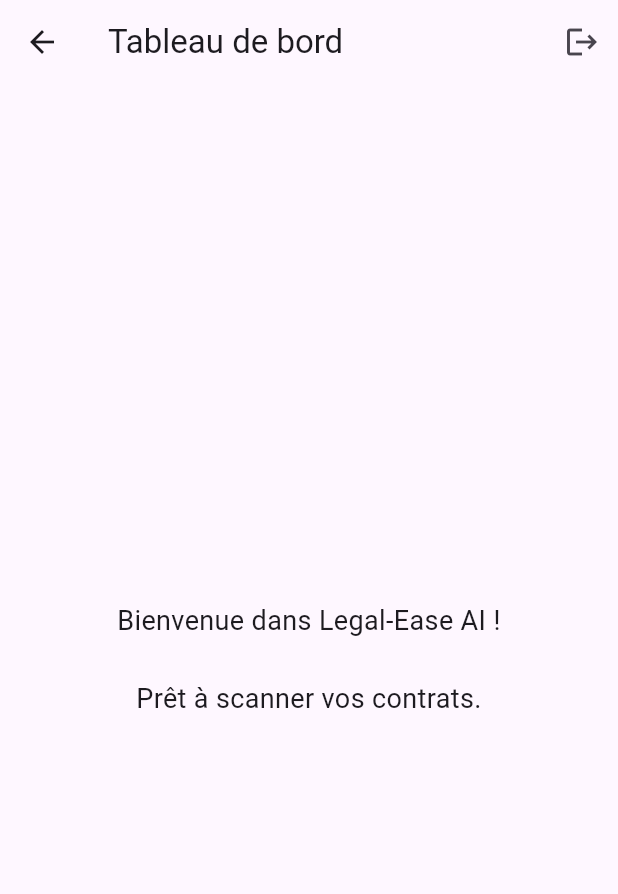
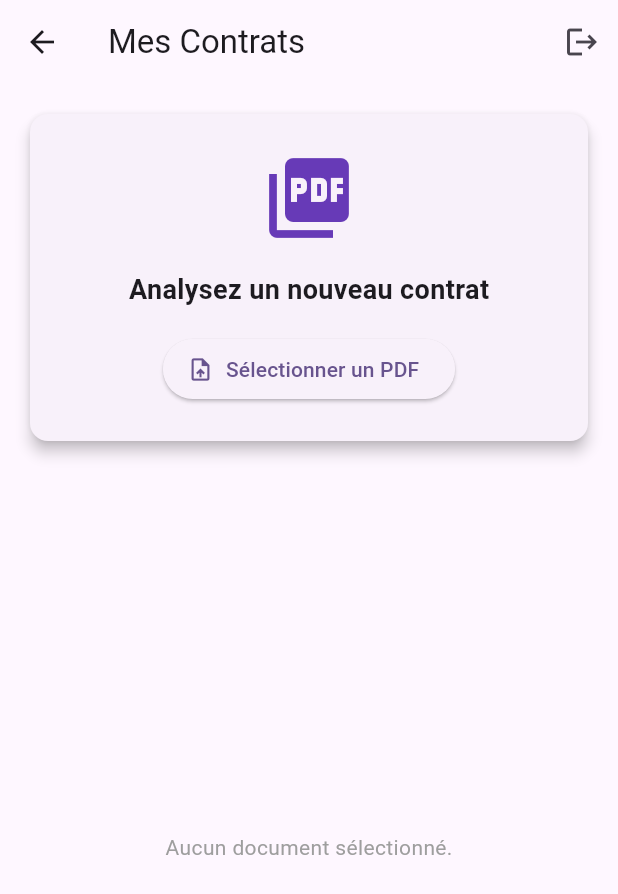
Before and after one commit to Skander643/legal_ease_ai_v1, a Flutter app: the HomeScreen screen opened directly, on a phone screen of 412 x 824 dp. Shown: the top 894 px of the screen. Run offline on Flutter 3.47's test engine with Material 3 defaults, Android fonts, the phone set to English and light mode, and no system bars; our stand-ins replace file_picker, flutter_riverpod; missing offline and left inert: syncfusion_flutter_pdf.

Commit message:
feat: complete phase 3 - implement pdf picker, local storage, and text extraction with riverpod

```diff
--- a/lib/features/scan/presentation/home_screen.dart
+++ b/lib/features/scan/presentation/home_screen.dart
@@ -1,34 +1,120 @@
 import 'package:flutter/material.dart';
 import 'package:flutter_riverpod/flutter_riverpod.dart';
 import '../../auth/providers/auth_provider.dart';
+import '../providers/scan_provider.dart';
 
 class HomeScreen extends ConsumerWidget {
   const HomeScreen({super.key});
 
   @override
   Widget build(BuildContext context, WidgetRef ref) {
+    // Watch the scan state
+    final scanState = ref.watch(scanProvider);
+
+    // Listen for errors to show a SnackBar
+    ref.listen<ScanState>(scanProvider, (previous, next) {
+      if (next.error != null) {
+        ScaffoldMessenger.of(context).showSnackBar(
+          SnackBar(content: Text(next.error!), backgroundColor: Colors.red),
+        );
+      }
+    });
+
     return Scaffold(
       appBar: AppBar(
-        title: const Text('Tableau de bord'),
+        title: const Text('Mes Contrats'),
         actions: [
           IconButton(
             icon: const Icon(Icons.logout),
-            onPressed: () {
-              // Trigger the logout function
-              ref.read(authProvider.notifier).logoutMock();
-              ScaffoldMessenger.of(context).showSnackBar(
-                const SnackBar(content: Text('Déconnexion réussie')),
-              );
-            },
+            onPressed: () => ref.read(authProvider.notifier).logoutMock(),
             tooltip: 'Se déconnecter',
           ),
         ],
       ),
-      body: const Center(
-        child: Text(
-          'Bienvenue dans Legal-Ease AI !\n\nPrêt à scanner vos contrats.',
-          textAlign: TextAlign.center,
-          style: TextStyle(fontSize: 18),
+      body: Padding(
+        padding: const EdgeInsets.all(16.0),
+        child: Column(
+          crossAxisAlignment: CrossAxisAlignment.stretch,
+          children: [
+            // Upload Card
+            Card(
+              elevation: 4,
+              child: Padding(
+                padding: const EdgeInsets.all(24.0),
+                child: Column(
+                  children: [
+                    const Icon(Icons.picture_as_pdf, size: 64, color: Colors.deepPurple),
+                    const SizedBox(height: 16),
+                    const Text(
+                      'Analysez un nouveau contrat',
+                      style: TextStyle(fontSize: 18, fontWeight: FontWeight.bold),
+                    ),
+                    const SizedBox(height: 16),
+                    scanState.isLoading
+                        ? const CircularProgressIndicator()
+                        : ElevatedButton.icon(
+                            onPressed: () => ref.read(scanProvider.notifier).pickAndProcessPdf(),
+                            icon: const Icon(Icons.upload_file),
+                            label: const Text('Sélectionner un PDF'),
+                          ),
+                  ],
+                ),
+              ),
+            ),
+
+            const SizedBox(height: 24),
+
+            // Results Area
+            if (scanState.selectedFile != null) ...[
+              Row(
+                mainAxisAlignment: MainAxisAlignment.spaceBetween,
+                children: [
+                  const Text('Fichier sélectionné :', style: TextStyle(fontWeight: FontWeight.bold)),
+                  IconButton(
+                    icon: const Icon(Icons.clear, color: Colors.red),
+                    onPressed: () => ref.read(scanProvider.notifier).clearSelection(),
+                  )
+                ],
+              ),
+              Text(scanState.selectedFile!.path.split('/').last), // Show filename
+              const SizedBox(height: 16),
+              const Text('Texte extrait (Aperçu) :', style: TextStyle(fontWeight: FontWeight.bold)),
+              const SizedBox(height: 8),
+              Expanded(
+                child: Container(
+                  padding: const EdgeInsets.all(12),
+                  decoration: BoxDecoration(
+                    color: Theme.of(context).colorScheme.surfaceVariant,
+                    borderRadius: BorderRadius.circular(8),
+                  ),
+                  child: SingleChildScrollView(
+                    // Show only the first 500 characters so it doesn't crash the UI with huge text
+                    child: Text(
+                      scanState.extractedText.length > 500
+                          ? '${scanState.extractedText.substring(0, 500)}...'
+                          : scanState.extractedText,
+                    ),
+                  ),
+                ),
+              ),
+              const SizedBox(height: 16),
+              // This button will be used in Phase 4 to trigger the AI
+              FilledButton(
+                onPressed: () {
+                  ScaffoldMessenger.of(context).showSnackBar(
+                    const SnackBar(content: Text('L\'envoi à l\'IA sera implémenté à la phase 4 !')),
+                  );
+                },
+                child: const Text('Lancer l\'analyse IA'),
+              )
+            ] else ...[
+              const Expanded(
+                child: Center(
+                  child: Text('Aucun document sélectionné.', style: TextStyle(color: Colors.grey)),
+                ),
+              )
+            ]
+          ],
         ),
       ),
     );
--- /dev/null
+++ b/lib/features/scan/providers/scan_provider.dart
@@ -0,0 +1,90 @@
+import 'dart:io';
+import 'package:flutter_riverpod/flutter_riverpod.dart';
+import 'package:file_picker/file_picker.dart';
+import 'package:path_provider/path_provider.dart';
+import 'package:syncfusion_flutter_pdf/pdf.dart';
+
+// State class to hold our PDF data
+class ScanState {
+  final File? selectedFile;
+  final String extractedText;
+  final bool isLoading;
+  final String? error;
+
+  ScanState({
+    this.selectedFile,
+    this.extractedText = '',
+    this.isLoading = false,
+    this.error,
+  });
+
+  ScanState copyWith({
+    File? selectedFile,
+    String? extractedText,
+    bool? isLoading,
+    String? error,
+  }) {
+    return ScanState(
+      selectedFile: selectedFile ?? this.selectedFile,
+      extractedText: extractedText ?? this.extractedText,
+      isLoading: isLoading ?? this.isLoading,
+      error: error, // Allow error to be null
+    );
+  }
+}
+
+// The Notifier to manage the PDF picking and extraction logic
+class ScanNotifier extends StateNotifier<ScanState> {
+  ScanNotifier() : super(ScanState());
+
+  Future<void> pickAndProcessPdf() async {
+    try {
+      state = state.copyWith(isLoading: true, error: null);
+
+      // 1. Pick the PDF file
+      FilePickerResult? result = await FilePicker.platform.pickFiles(
+        type: FileType.custom,
+        allowedExtensions: ['pdf'],
+      );
+
+      if (result == null || result.files.single.path == null) {
+        state = state.copyWith(isLoading: false);
+        return; // User canceled the picker
+      }
+
+      File pickedFile = File(result.files.single.path!);
+
+      // 2. Save it locally (getApplicationDocumentsDirectory as per specs)
+      final directory = await getApplicationDocumentsDirectory();
+      final localPath = '${directory.path}/${result.files.single.name}';
+      final savedFile = await pickedFile.copy(localPath);
+
+      // 3. Extract text using Syncfusion
+      final PdfDocument document = PdfDocument(inputBytes: await savedFile.readAsBytes());
+      String text = PdfTextExtractor(document).extractText();
+      document.dispose();
+
+      // 4. Update state with the saved file and extracted text
+      state = state.copyWith(
+        selectedFile: savedFile,
+        extractedText: text,
+        isLoading: false,
+      );
+
+    } catch (e) {
+      state = state.copyWith(
+        isLoading: false,
+        error: "Erreur lors du traitement du PDF : ${e.toString()}",
+      );
+    }
+  }
+
+  void clearSelection() {
+    state = ScanState();
+  }
+}
+
+// Expose the provider
+final scanProvider = StateNotifierProvider<ScanNotifier, ScanState>((ref) {
+  return ScanNotifier();
+});
--- a/pubspec.yaml
+++ b/pubspec.yaml
@@ -31,6 +31,9 @@
   flutter:
     sdk: flutter
   flutter_riverpod: ^2.5.1
+  file_picker: ^8.0.0      # To select PDFs from the device
+  path_provider: ^2.1.2    # To get the local storage directory
+  syncfusion_flutter_pdf: ^24.2.3 # Excellent for extracting text from PDFs
 
 
   # The following adds the Cupertino Icons font to your application.
```
Also changed, not shown: pubspec.lock, 1 other file.
